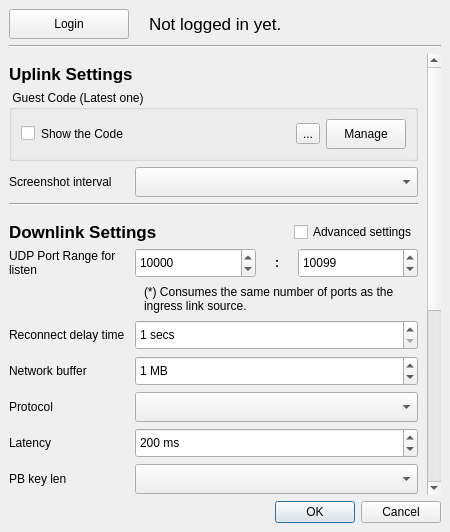
Above: src/UI/settings-dialog.ui from OPENSPHERE-Inc/src-link before the change. Below: the same form after it.
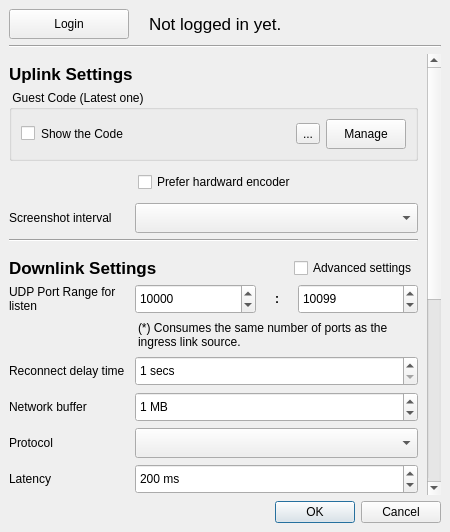
That is the form after the change. Icons and pictures are not drawn.

Commit message: - Add "Prefer hardward encoder" option to setting dialog. - Add video encoder presets to easily configure low-latency streaming. - Fix default audio encoder detection. - Deprecate profile's video/audio encoder settings detection.

Patch:
```diff
--- a/src/UI/settings-dialog.ui
+++ b/src/UI/settings-dialog.ui
@@ -110,9 +110,9 @@
       <property name="geometry">
        <rect>
         <x>0</x>
-        <y>-342</y>
+        <y>0</y>
         <width>420</width>
-        <height>779</height>
+        <height>815</height>
        </rect>
       </property>
       <layout class="QVBoxLayout" name="verticalLayout_2">
@@ -228,6 +228,59 @@
          </layout>
         </widget>
        </item>
+       <item>
+        <widget class="QWidget" name="uplinkHwEncoderWidget" native="true">
+         <layout class="QHBoxLayout" name="horizontalLayout_10">
+          <property name="leftMargin">
+           <number>0</number>
+          </property>
+          <property name="topMargin">
+           <number>0</number>
+          </property>
+          <property name="rightMargin">
+           <number>0</number>
+          </property>
+          <property name="bottomMargin">
+           <number>0</number>
+          </property>
+          <item>
+           <spacer name="uplinkHwEncoderSpacer">
+            <property name="orientation">
+             <enum>Qt::Orientation::Horizontal</enum>
+            </property>
+            <property name="sizeType">
+             <enum>QSizePolicy::Policy::Fixed</enum>
+            </property>
+            <property name="sizeHint" stdset="0">
+             <size>
+              <width>129</width>
+              <height>20</height>
+             </size>
+            </property>
+           </spacer>
+          </item>
+          <item>
+           <widget class="QCheckBox" name="uplinkHwEncoderCheckBox">
+            <property name="sizePolicy">
+             <sizepolicy hsizetype="Preferred" vsizetype="Fixed">
+              <horstretch>0</horstretch>
+              <verstretch>0</verstretch>
+             </sizepolicy>
+            </property>
+            <property name="minimumSize">
+             <size>
+              <width>0</width>
+              <height>30</height>
+             </size>
+            </property>
+            <property name="text">
+             <string>Prefer hardward encoder</string>
+            </property>
+           </widget>
+          </item>
+         </layout>
+        </widget>
+       </item>
        <item>
         <widget class="QWidget" name="ssIntervalWidget" native="true">
          <layout class="QHBoxLayout" name="horizontalLayout_7">
@@ -424,20 +477,20 @@
           <number>0</number>
          </property>
          <item>
-          <widget class="QWidget" name="widget" native="true">
-           <property name="sizePolicy">
-            <sizepolicy hsizetype="Fixed" vsizetype="Preferred">
-             <horstretch>0</horstretch>
-             <verstretch>0</verstretch>
-            </sizepolicy>
+          <spacer name="portRangeNoteSpacer">
+           <property name="orientation">
+            <enum>Qt::Orientation::Horizontal</enum>
            </property>
-           <property name="minimumSize">
+           <property name="sizeType">
+            <enum>QSizePolicy::Policy::Fixed</enum>
+           </property>
+           <property name="sizeHint" stdset="0">
             <size>
-             <width>120</width>
-             <height>0</height>
+             <width>129</width>
+             <height>20</height>
             </size>
            </property>
-          </widget>
+          </spacer>
          </item>
          <item>
           <widget class="QLabel" name="portRangeNoteLabel">
@@ -460,7 +513,7 @@
             <bool>true</bool>
            </property>
            <property name="indent">
-            <number>9</number>
+            <number>0</number>
            </property>
           </widget>
          </item>
```
The commit also changes 18 other files.
